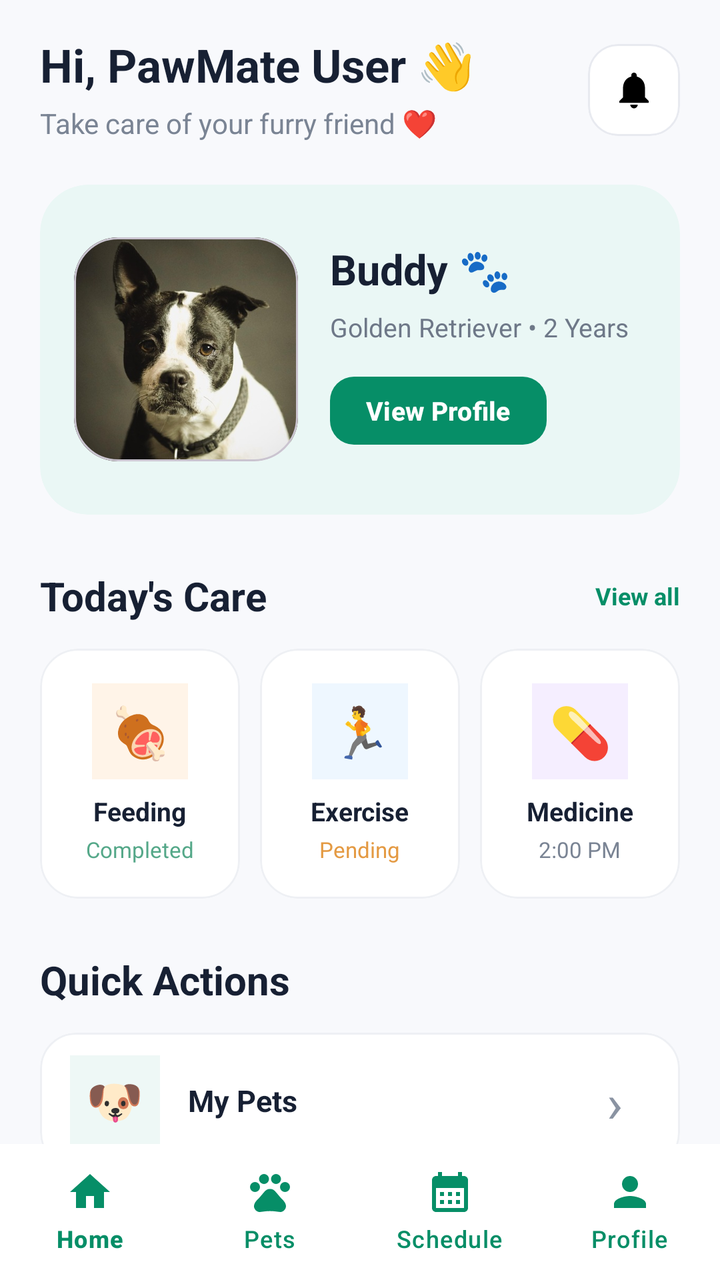
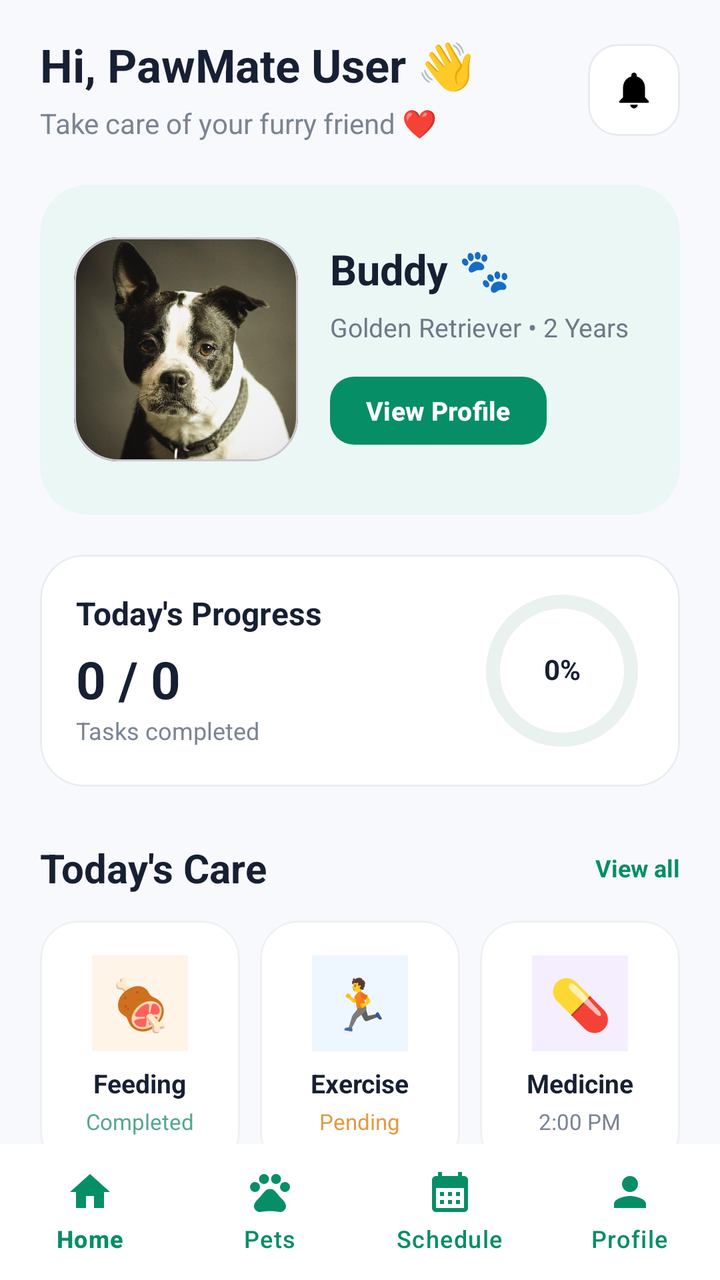

Before-and-after screenshots of an Android layout around one commit, followed by the original layout XML and the change that was made.
<!-- AndroidManifest.xml: application theme Theme.PawMate -->
<!-- res/layout/activity_dashboard.xml -->
<?xml version="1.0" encoding="utf-8"?>
<LinearLayout
    xmlns:android="http://schemas.android.com/apk/res/android"
    xmlns:app="http://schemas.android.com/apk/res-auto"
    android:layout_width="match_parent"
    android:layout_height="match_parent"
    android:orientation="vertical"
    android:background="#F8F9FC">

    

    <ScrollView
        android:layout_width="match_parent"
        android:layout_height="0dp"
        android:layout_weight="1"
        android:fillViewport="true"
        android:clipToPadding="false"
        android:scrollbars="none">

        <LinearLayout
            android:layout_width="match_parent"
            android:layout_height="wrap_content"
            android:orientation="vertical"
            android:paddingStart="20dp"
            android:paddingTop="20dp"
            android:paddingEnd="20dp"
            android:paddingBottom="24dp">

            

            <LinearLayout
                android:layout_width="match_parent"
                android:layout_height="wrap_content"
                android:orientation="horizontal"
                android:gravity="center_vertical">

                <LinearLayout
                    android:layout_width="0dp"
                    android:layout_height="wrap_content"
                    android:layout_weight="1"
                    android:orientation="vertical">

                    <TextView
                        android:id="@+id/tvGreeting"
                        android:layout_width="wrap_content"
                        android:layout_height="wrap_content"
                        android:text="Hi, PawMate User 👋"
                        android:textColor="#172033"
                        android:textSize="23sp"
                        android:textStyle="bold"
                        android:includeFontPadding="false" />

                    <TextView
                        android:layout_width="wrap_content"
                        android:layout_height="wrap_content"
                        android:layout_marginTop="7dp"
                        android:text="Take care of your furry friend ❤️"
                        android:textColor="#7A8494"
                        android:textSize="14sp"
                        android:includeFontPadding="false" />

                </LinearLayout>

                

                <com.google.android.material.card.MaterialCardView
                    android:layout_width="46dp"
                    android:layout_height="46dp"
                    app:cardCornerRadius="15dp"
                    app:cardElevation="0dp"
                    app:strokeWidth="1dp"
                    app:strokeColor="#E8EAF0"
                    app:cardBackgroundColor="#FFFFFF">

                    <ImageButton
                        android:id="@+id/btnNotification"
                        android:layout_width="match_parent"
                        android:layout_height="match_parent"
                        android:background="@android:color/transparent"
                        android:padding="12dp"
                        android:src="@drawable/notification"
                        android:scaleType="centerInside"
                        android:contentDescription="Notifications" />

                </com.google.android.material.card.MaterialCardView>

            </LinearLayout>


            

            <com.google.android.material.card.MaterialCardView
                android:id="@+id/cardPet"
                android:layout_width="match_parent"
                android:layout_height="165dp"
                android:layout_marginTop="22dp"
                app:cardCornerRadius="24dp"
                app:cardElevation="0dp"
                app:strokeWidth="0dp"
                app:cardBackgroundColor="#EAF7F5">

                <LinearLayout
                    android:layout_width="match_parent"
                    android:layout_height="match_parent"
                    android:orientation="horizontal"
                    android:gravity="center_vertical"
                    android:padding="17dp">

                    

                    <com.google.android.material.card.MaterialCardView
                        android:layout_width="112dp"
                        android:layout_height="112dp"
                        app:cardCornerRadius="22dp"
                        app:cardElevation="0dp">

                        <ImageView
                            android:id="@+id/imgPet"
                            android:layout_width="match_parent"
                            android:layout_height="match_parent"
                            android:src="@drawable/dog"
                            android:scaleType="centerCrop"
                            android:contentDescription="Pet image" />

                    </com.google.android.material.card.MaterialCardView>


                    

                    <LinearLayout
                        android:layout_width="0dp"
                        android:layout_height="wrap_content"
                        android:layout_weight="1"
                        android:layout_marginStart="16dp"
                        android:orientation="vertical">

                        <TextView
                            android:id="@+id/tvPetName"
                            android:layout_width="wrap_content"
                            android:layout_height="wrap_content"
                            android:text="Buddy 🐾"
                            android:textColor="#172033"
                            android:textSize="21sp"
                            android:textStyle="bold"
                            android:includeFontPadding="false" />

                        <TextView
                            android:id="@+id/tvPetInfo"
                            android:layout_width="wrap_content"
                            android:layout_height="wrap_content"
                            android:layout_marginTop="7dp"
                            android:text="Golden Retriever • 2 Years"
                            android:textColor="#6E7888"
                            android:textSize="13sp"
                        />

                        <com.google.android.material.button.MaterialButton
                            android:id="@+id/btnViewPet"
                            android:layout_width="wrap_content"
                            android:layout_height="42dp"
                            android:layout_marginTop="12dp"
                            android:minWidth="0dp"
                            android:paddingStart="18dp"
                            android:paddingEnd="18dp"
                            android:text="View Profile"
                            android:textAllCaps="false"
                            android:textColor="#FFFFFF"
                            android:textSize="13sp"
                            android:textStyle="bold"
                            app:backgroundTint="@color/primary"
                            app:cornerRadius="12dp"
                            app:elevation="0dp" />

                    </LinearLayout>

                </LinearLayout>

            </com.google.android.material.card.MaterialCardView>


            

            <LinearLayout
                android:layout_width="match_parent"
                android:layout_height="wrap_content"
                android:layout_marginTop="27dp"
                android:gravity="center_vertical"
                android:orientation="horizontal">

                <TextView
                    android:layout_width="0dp"
                    android:layout_height="wrap_content"
                    android:layout_weight="1"
                    android:text="Today's Care"
                    android:textColor="#172033"
                    android:textSize="20sp"
                    android:textStyle="bold"
                    />

                <TextView
                    android:layout_width="wrap_content"
                    android:layout_height="wrap_content"
                    android:text="View all"
                    android:textColor="@color/primary"
                    android:textSize="12sp"
                    android:textStyle="bold" />

            </LinearLayout>


            

            <LinearLayout
                android:layout_width="match_parent"
                android:layout_height="wrap_content"
                android:layout_marginTop="13dp"
                android:orientation="horizontal">

                

                <com.google.android.material.card.MaterialCardView
                    android:id="@+id/cardFeeding"
                    android:layout_width="0dp"
                    android:layout_height="125dp"
                    android:layout_weight="1"
                    android:layout_marginEnd="5dp"
                    app:cardCornerRadius="19dp"
                    app:cardElevation="0dp"
                    app:strokeWidth="1dp"
                    app:strokeColor="#EEF0F4"
                    app:cardBackgroundColor="#FFFFFF">

                    <LinearLayout
                        android:layout_width="match_parent"
                        android:layout_height="match_parent"
                        android:gravity="center"
                        android:orientation="vertical">

                        <TextView
                            android:layout_width="48dp"
                            android:layout_height="48dp"
                            android:gravity="center"
                            android:text="🍖"
                            android:textSize="25sp"
                            android:background="#FFF4E8" />

                        <TextView
                            android:layout_width="wrap_content"
                            android:layout_height="wrap_content"
                            android:layout_marginTop="7dp"
                            android:text="Feeding"
                            android:textColor="#172033"
                            android:textSize="13sp"
                            android:textStyle="bold" />

                        <TextView
                            android:id="@+id/tvFeedingStatus"
                            android:layout_width="wrap_content"
                            android:layout_height="wrap_content"
                            android:layout_marginTop="3dp"
                            android:text="Completed"
                            android:textColor="#55A889"
                            android:textSize="11sp" />

                    </LinearLayout>

                </com.google.android.material.card.MaterialCardView>


                

                <com.google.android.material.card.MaterialCardView
                    android:id="@+id/cardExercise"
                    android:layout_width="0dp"
                    android:layout_height="125dp"
                    android:layout_weight="1"
                    android:layout_marginStart="5dp"
                    android:layout_marginEnd="5dp"
                    app:cardCornerRadius="19dp"
                    app:cardElevation="0dp"
                    app:strokeWidth="1dp"
                    app:strokeColor="#EEF0F4"
                    app:cardBackgroundColor="#FFFFFF">

                    <LinearLayout
                        android:layout_width="match_parent"
                        android:layout_height="match_parent"
                        android:gravity="center"
                        android:orientation="vertical">

                        <TextView
                            android:layout_width="48dp"
                            android:layout_height="48dp"
                            android:gravity="center"
                            android:text="🏃"
                            android:textSize="25sp"
                            android:background="#EEF7FF" />

                        <TextView
                            android:layout_width="wrap_content"
                            android:layout_height="wrap_content"
                            android:layout_marginTop="7dp"
                            android:text="Exercise"
                            android:textColor="#172033"
                            android:textSize="13sp"
                            android:textStyle="bold" />

                        <TextView
                            android:id="@+id/tvExerciseStatus"
                            android:layout_width="wrap_content"
                            android:layout_height="wrap_content"
                            android:layout_marginTop="3dp"
                            android:text="Pending"
                            android:textColor="#E49A43"
                            android:textSize="11sp" />

                    </LinearLayout>

                </com.google.android.material.card.MaterialCardView>


                

                <com.google.android.material.card.MaterialCardView
                    android:id="@+id/cardMedicine"
                    android:layout_width="0dp"
                    android:layout_height="125dp"
                    android:layout_weight="1"
                    android:layout_marginStart="5dp"
                    app:cardCornerRadius="19dp"
                    app:cardElevation="0dp"
                    app:strokeWidth="1dp"
                    app:strokeColor="#EEF0F4"
                    app:cardBackgroundColor="#FFFFFF">

                    <LinearLayout
                        android:layout_width="match_parent"
                        android:layout_height="match_parent"
                        android:gravity="center"
                        android:orientation="vertical">

                        <TextView
                            android:layout_width="48dp"
                            android:layout_height="48dp"
                            android:gravity="center"
                            android:text="💊"
                            android:textSize="25sp"
                            android:background="#F5EEFF" />

                        <TextView
                            android:layout_width="wrap_content"
                            android:layout_height="wrap_content"
                            android:layout_marginTop="7dp"
                            android:text="Medicine"
                            android:textColor="#172033"
                            android:textSize="13sp"
                            android:textStyle="bold" />

                        <TextView
                            android:id="@+id/tvMedicineStatus"
                            android:layout_width="wrap_content"
                            android:layout_height="wrap_content"
                            android:layout_marginTop="3dp"
                            android:text="2:00 PM"
                            android:textColor="#7A8494"
                            android:textSize="11sp" />

                    </LinearLayout>

                </com.google.android.material.card.MaterialCardView>

            </LinearLayout>


            

            <TextView
                android:layout_width="wrap_content"
                android:layout_height="wrap_content"
                android:layout_marginTop="27dp"
                android:text="Quick Actions"
                android:textColor="#172033"
                android:textSize="20sp"
                android:textStyle="bold"
                />


            

            <com.google.android.material.card.MaterialCardView
                android:id="@+id/cardMyPets"
                android:layout_width="match_parent"
                android:layout_height="68dp"
                android:layout_marginTop="13dp"
                android:layout_marginBottom="9dp"
                app:cardCornerRadius="18dp"
                app:cardElevation="0dp"
                app:strokeWidth="1dp"
                app:strokeColor="#EEF0F4"
                app:cardBackgroundColor="#FFFFFF">

                <LinearLayout
                    android:layout_width="match_parent"
                    android:layout_height="match_parent"
                    android:gravity="center_vertical"
                    android:paddingStart="15dp"
                    android:paddingEnd="15dp">

                    <TextView
                        android:layout_width="45dp"
                        android:layout_height="45dp"
                        android:gravity="center"
                        android:text="🐶"
                        android:textSize="23sp"
                        android:background="#EEF8F6" />

                    <TextView
                        android:layout_width="0dp"
                        android:layout_height="wrap_content"
                        android:layout_weight="1"
                        android:layout_marginStart="14dp"
                        android:text="My Pets"
                        android:textColor="#172033"
                        android:textSize="15sp"
                        android:textStyle="bold" />

                    <TextView
                        android:layout_width="35dp"
                        android:layout_height="35dp"
                        android:gravity="center"
                        android:text="›"
                        android:textColor="#8A93A2"
                        android:textSize="27sp" />

                </LinearLayout>

            </com.google.android.material.card.MaterialCardView>


            

            <com.google.android.material.card.MaterialCardView
                android:id="@+id/cardAppointments"
                android:layout_width="match_parent"
                android:layout_height="68dp"
                android:layout_marginBottom="9dp"
                app:cardCornerRadius="18dp"
                app:cardElevation="0dp"
                app:strokeWidth="1dp"
                app:strokeColor="#EEF0F4"
                app:cardBackgroundColor="#FFFFFF">

                <LinearLayout
                    android:layout_width="match_parent"
                    android:layout_height="match_parent"
                    android:gravity="center_vertical"
                    android:paddingStart="15dp"
                    android:paddingEnd="15dp">

                    <TextView
                        android:layout_width="45dp"
                        android:layout_height="45dp"
                        android:gravity="center"
                        android:text="🩺"
                        android:textSize="23sp"
                        android:background="#FFF4F2" />

                    <TextView
                        android:layout_width="0dp"
                        android:layout_height="wrap_content"
                        android:layout_weight="1"
                        android:layout_marginStart="14dp"
                        android:text="Vet Appointments"
                        android:textColor="#172033"
                        android:textSize="15sp"
                        android:textStyle="bold" />

                    <TextView
                        android:layout_width="35dp"
                        android:layout_height="35dp"
                        android:gravity="center"
                        android:text="›"
                        android:textColor="#8A93A2"
                        android:textSize="27sp" />

                </LinearLayout>

            </com.google.android.material.card.MaterialCardView>


            

            <com.google.android.material.card.MaterialCardView
                android:id="@+id/cardReminders"
                android:layout_width="match_parent"
                android:layout_height="68dp"
                app:cardCornerRadius="18dp"
                app:cardElevation="0dp"
                app:strokeWidth="1dp"
                app:strokeColor="#EEF0F4"
                app:cardBackgroundColor="#FFFFFF">

                <LinearLayout
                    android:layout_width="match_parent"
                    android:layout_height="match_parent"
                    android:gravity="center_vertical"
                    android:paddingStart="15dp"
                    android:paddingEnd="15dp">

                    <TextView
                        android:layout_width="45dp"
                        android:layout_height="45dp"
                        android:gravity="center"
                        android:text="🔔"
                        android:textSize="23sp"
                        android:background="#FFF8E8" />

                    <TextView
                        android:layout_width="0dp"
                        android:layout_height="wrap_content"
                        android:layout_weight="1"
                        android:layout_marginStart="14dp"
                        android:text="Reminders"
                        android:textColor="#172033"
                        android:textSize="15sp"
                        android:textStyle="bold" />

                    <TextView
                        android:layout_width="35dp"
                        android:layout_height="35dp"
                        android:gravity="center"
                        android:text="›"
                        android:textColor="#8A93A2"
                        android:textSize="27sp" />

                </LinearLayout>

            </com.google.android.material.card.MaterialCardView>

        </LinearLayout>

    </ScrollView>


    

    <com.google.android.material.bottomnavigation.BottomNavigationView
        android:id="@+id/bottomNavigation"
        android:layout_width="match_parent"
        android:layout_height="68dp"
        android:background="#FFFFFF"
        app:elevation="8dp"
        app:itemIconTint="@color/primary"
        app:itemTextColor="@color/primary"
        app:itemRippleColor="@android:color/transparent"
        app:labelVisibilityMode="labeled"
        app:menu="@menu/bottom_navigation" />

</LinearLayout>
<!-- resources referenced by this layout -->
<resources>
  <color name="primary"> #068E67</color>
  <!-- drawable dog: jpg bitmap (drawable, 50672 bytes) -->
  <!-- drawable notification (drawable) -->
  <vector xmlns:android="http://schemas.android.com/apk/res/android" android:height="24dp" android:tint="#000000" android:viewportHeight="24" android:viewportWidth="24" android:width="24dp">
        
      <path android:fillColor="@android:color/white" android:pathData="M12,22c1.1,0 2,-0.9 2,-2h-4c0,1.1 0.89,2 2,2zM18,16v-5c0,-3.07 -1.64,-5.64 -4.5,-6.32L13.5,4c0,-0.83 -0.67,-1.5 -1.5,-1.5s-1.5,0.67 -1.5,1.5v0.68C7.63,5.36 6,7.92 6,11v5l-2,2v1h16v-1l-2,-2z"/>
      
  </vector>
  <style name="Theme.PawMate" parent="Base.Theme.PawMate" />
  <style name="Base.Theme.PawMate" parent="Theme.Material3.DayNight.NoActionBar">
          
          
      </style>
</resources>

<!-- the commit's change to res/layout/activity_dashboard.xml (unified diff, before → after) -->
@@ -8,6 +8,8 @@
     android:background="#F8F9FC">
 
     
+    
+    
 
     <ScrollView
         android:layout_width="match_parent"
@@ -27,6 +29,8 @@
             android:paddingBottom="24dp">
 
             
+            
+            
 
             <LinearLayout
                 android:layout_width="match_parent"
@@ -60,6 +64,7 @@
                         android:includeFontPadding="false" />
 
                 </LinearLayout>
+
 
                 
 
@@ -88,6 +93,8 @@
 
 
             
+            
+            
 
             <com.google.android.material.card.MaterialCardView
                 android:id="@+id/cardPet"
@@ -106,6 +113,8 @@
                     android:gravity="center_vertical"
                     android:padding="17dp">
 
+                    
+                    
                     
 
                     <com.google.android.material.card.MaterialCardView
@@ -151,8 +160,7 @@
                             android:layout_marginTop="7dp"
                             android:text="Golden Retriever • 2 Years"
                             android:textColor="#6E7888"
-                            android:textSize="13sp"
-                        />
+                            android:textSize="13sp" />
 
                         <com.google.android.material.button.MaterialButton
                             android:id="@+id/btnViewPet"
@@ -179,6 +187,128 @@
 
 
             
+            
+            
+
+            <com.google.android.material.card.MaterialCardView
+                android:id="@+id/cardTodayProgress"
+                android:layout_width="match_parent"
+                android:layout_height="wrap_content"
+                android:layout_marginTop="20dp"
+                app:cardCornerRadius="22dp"
+                app:cardElevation="0dp"
+                app:strokeWidth="1dp"
+                app:strokeColor="#E9EDF1"
+                app:cardBackgroundColor="#FFFFFF">
+
+                <LinearLayout
+                    android:layout_width="match_parent"
+                    android:layout_height="wrap_content"
+                    android:orientation="horizontal"
+                    android:gravity="center_vertical"
+                    android:paddingStart="18dp"
+                    android:paddingTop="17dp"
+                    android:paddingEnd="18dp"
+                    android:paddingBottom="17dp">
+
+
+                    
+                    
+                    
+
+                    <LinearLayout
+                        android:layout_width="0dp"
+                        android:layout_height="wrap_content"
+                        android:layout_weight="1"
+                        android:orientation="vertical">
+
+                        <TextView
+                            android:layout_width="wrap_content"
+                            android:layout_height="wrap_content"
+                            android:text="Today's Progress"
+                            android:textColor="#172033"
+                            android:textSize="16sp"
+                            android:textStyle="bold"
+                            android:includeFontPadding="false" />
+
+
+                        
+
+                        <TextView
+                            android:id="@+id/tvProgressCount"
+                            android:layout_width="wrap_content"
+                            android:layout_height="wrap_content"
+                            android:layout_marginTop="9dp"
+                            android:text="0 / 0"
+                            android:textColor="#172033"
+                            android:textSize="26sp"
+                            android:textStyle="bold"
+                            android:includeFontPadding="false" />
+
+
+                        
+
+                        <TextView
+                            android:id="@+id/tvProgressSubtitle"
+                            android:layout_width="wrap_content"
+                            android:layout_height="wrap_content"
+                            android:layout_marginTop="3dp"
+                            android:text="Tasks completed"
+                            android:textColor="#7A8494"
+                            android:textSize="12sp"
+                            android:includeFontPadding="false" />
+
+                    </LinearLayout>
+
+
+                    
+                    
+                    
+
+                    <FrameLayout
+                        android:layout_width="82dp"
+                        android:layout_height="82dp"
+                        android:layout_marginStart="12dp"
+                        android:gravity="center">
+
+                        <com.google.android.material.progressindicator.CircularProgressIndicator
+                            android:id="@+id/progressToday"
+                            android:layout_width="match_parent"
+                            android:layout_height="match_parent"
+                            android:layout_gravity="center"
+                            android:max="100"
+                            android:progress="0"
+                            app:indicatorSize="76dp"
+                            app:indicatorInset="3dp"
+                            app:trackThickness="7dp"
+                            app:trackColor="#E9F2EE"
+                            app:indicatorColor="@color/primary"
+                            app:indicatorDirectionCircular="clockwise" />
+
+
+                        
+
+                        <TextView
+                            android:id="@+id/tvProgressPercent"
+                            android:layout_width="match_parent"
+                            android:layout_height="match_parent"
+                            android:gravity="center"
+                            android:text="0%"
+                            android:textColor="#172033"
+                            android:textSize="14sp"
+                            android:textStyle="bold"
+                            android:includeFontPadding="false" />
+
+                    </FrameLayout>
+
+                </LinearLayout>
+
+            </com.google.android.material.card.MaterialCardView>
+
+
+            
+            
+            
 
             <LinearLayout
                 android:layout_width="match_parent"
@@ -194,8 +324,7 @@
                     android:text="Today's Care"
                     android:textColor="#172033"
                     android:textSize="20sp"
-                    android:textStyle="bold"
-                    />
+                    android:textStyle="bold" />
 
                 <TextView
                     android:layout_width="wrap_content"
@@ -209,12 +338,15 @@
 
 
             
+            
+            
 
             <LinearLayout
                 android:layout_width="match_parent"
                 android:layout_height="wrap_content"
                 android:layout_marginTop="13dp"
                 android:orientation="horizontal">
+
 
                 
 
@@ -373,6 +505,8 @@
 
 
             
+            
+            
 
             <TextView
                 android:layout_width="wrap_content"
@@ -381,8 +515,7 @@
                 android:text="Quick Actions"
                 android:textColor="#172033"
                 android:textSize="20sp"
-                android:textStyle="bold"
-                />
+                android:textStyle="bold" />
 
 
             
@@ -542,6 +675,8 @@
     </ScrollView>
 
 
+    
+    
     
 
     <com.google.android.material.bottomnavigation.BottomNavigationView
